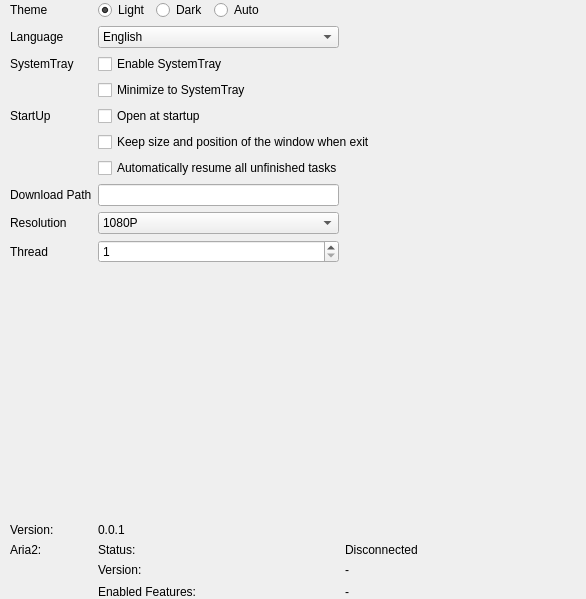
WangPengZhan/sVanilla, file sVanilla/src/ClientUi/Setting/DefaultSettings.ui: the form before one commit.
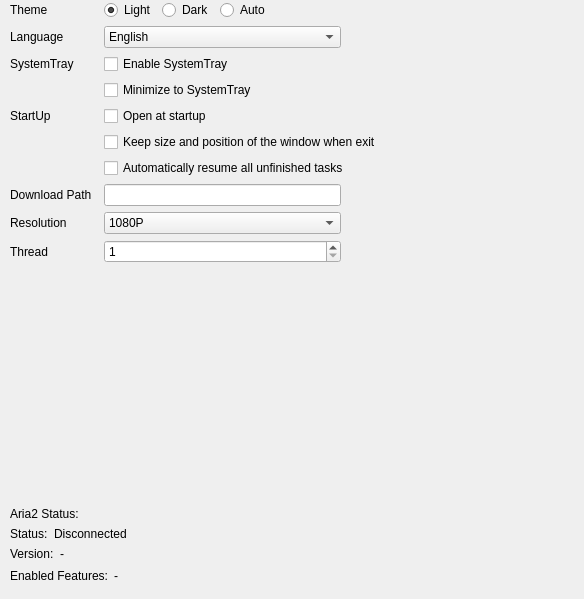
The form after the commit. Custom widgets are drawn as their Qt base class.

Commit message:
feature(setting): add system tray (#54)
feature(setting): add system tray

Diff of the .ui file:
```diff
--- a/sVanilla/src/ClientUi/Setting/DefaultSettings.ui
+++ b/sVanilla/src/ClientUi/Setting/DefaultSettings.ui
@@ -6,7 +6,7 @@
    <rect>
     <x>0</x>
     <y>0</y>
-    <width>586</width>
+    <width>584</width>
     <height>599</height>
    </rect>
   </property>
@@ -27,38 +27,10 @@
     <number>0</number>
    </property>
    <property name="bottomMargin">
-    <number>0</number>
+    <number>10</number>
    </property>
-   <item row="8" column="2">
-    <widget class="QComboBox" name="ResolutionComboBox">
-     <item>
-      <property name="text">
-       <string>1080P</string>
-      </property>
-     </item>
-     <item>
-      <property name="text">
-       <string>720P</string>
-      </property>
-     </item>
-    </widget>
-   </item>
-   <item row="2" column="2" colspan="2">
-    <widget class="QCheckBox" name="checkBox">
-     <property name="text">
-      <string>Enable SystemTray</string>
-     </property>
-    </widget>
-   </item>
-   <item row="12" column="2">
-    <widget class="QLabel" name="StatusLabel">
-     <property name="text">
-      <string>Status:</string>
-     </property>
-    </widget>
-   </item>
-   <item row="14" column="3">
-    <widget class="QLabel" name="Aria2Features">
+   <item row="1" column="0">
+    <widget class="QLabel" name="labelLanguageIdentifier">
      <property name="sizePolicy">
       <sizepolicy hsizetype="Preferred" vsizetype="Preferred">
        <horstretch>0</horstretch>
@@ -66,145 +38,15 @@
       </sizepolicy>
      </property>
      <property name="text">
-      <string>-</string>
-     </property>
-     <property name="alignment">
-      <set>Qt::AlignLeading|Qt::AlignLeft|Qt::AlignTop</set>
-     </property>
-     <property name="wordWrap">
-      <bool>false</bool>
-     </property>
-    </widget>
-   </item>
-   <item row="11" column="0">
-    <widget class="QLabel" name="VersionLabel">
-     <property name="text">
-      <string>Version:</string>
-     </property>
-    </widget>
-   </item>
-   <item row="13" column="3">
-    <widget class="QLabel" name="Aria2Version">
-     <property name="sizePolicy">
-      <sizepolicy hsizetype="Preferred" vsizetype="Minimum">
-       <horstretch>0</horstretch>
-       <verstretch>0</verstretch>
-      </sizepolicy>
-     </property>
-     <property name="minimumSize">
-      <size>
-       <width>16</width>
-       <height>16</height>
-      </size>
-     </property>
-     <property name="text">
-      <string>-</string>
-     </property>
-     <property name="alignment">
-      <set>Qt::AlignLeading|Qt::AlignLeft|Qt::AlignTop</set>
+      <string>Language</string>
      </property>
     </widget>
    </item>
    <item row="7" column="2">
-    <widget class="::FileSelector" name="FolderSelector"/>
-   </item>
-   <item row="5" column="2" colspan="2">
-    <widget class="QCheckBox" name="checkBox_4">
-     <property name="text">
-      <string>Keep size and position of the window when exit</string>
-     </property>
-    </widget>
-   </item>
-   <item row="12" column="3">
-    <widget class="QLabel" name="Aria2Status">
-     <property name="text">
-      <string>Disconnected</string>
-     </property>
-     <property name="alignment">
-      <set>Qt::AlignLeading|Qt::AlignLeft|Qt::AlignTop</set>
-     </property>
-    </widget>
-   </item>
-   <item row="6" column="2" colspan="2">
-    <widget class="QCheckBox" name="checkBox_5">
-     <property name="text">
-      <string>Automatically resume all unfinished tasks</string>
-     </property>
-    </widget>
-   </item>
-   <item row="14" column="2">
-    <widget class="QLabel" name="Aria2FeaturesLabel">
-     <property name="text">
-      <string>Enabled Features:</string>
-     </property>
-     <property name="alignment">
-      <set>Qt::AlignLeading|Qt::AlignLeft|Qt::AlignTop</set>
-     </property>
-    </widget>
-   </item>
-   <item row="13" column="2">
-    <widget class="QLabel" name="Aria2VersionLabel">
-     <property name="sizePolicy">
-      <sizepolicy hsizetype="Preferred" vsizetype="Minimum">
-       <horstretch>0</horstretch>
-       <verstretch>0</verstretch>
-      </sizepolicy>
-     </property>
-     <property name="minimumSize">
-      <size>
-       <width>16</width>
-       <height>16</height>
-      </size>
-     </property>
-     <property name="text">
-      <string>Version:</string>
-     </property>
-     <property name="alignment">
-      <set>Qt::AlignLeading|Qt::AlignLeft|Qt::AlignTop</set>
-     </property>
-    </widget>
-   </item>
-   <item row="2" column="0">
-    <widget class="QLabel" name="SystemTrayLabel">
-     <property name="sizePolicy">
-      <sizepolicy hsizetype="Preferred" vsizetype="Preferred">
-       <horstretch>0</horstretch>
-       <verstretch>0</verstretch>
-      </sizepolicy>
-     </property>
-     <property name="text">
-      <string>SystemTray</string>
-     </property>
-    </widget>
-   </item>
-   <item row="4" column="2" colspan="2">
-    <widget class="QCheckBox" name="checkBox_3">
-     <property name="text">
-      <string>Open at startup</string>
-     </property>
-    </widget>
-   </item>
-   <item row="8" column="0">
-    <widget class="QLabel" name="ResolutionLabel">
-     <property name="sizePolicy">
-      <sizepolicy hsizetype="Preferred" vsizetype="Preferred">
-       <horstretch>0</horstretch>
-       <verstretch>0</verstretch>
-      </sizepolicy>
-     </property>
-     <property name="baseSize">
-      <size>
-       <width>0</width>
-       <height>20</height>
-      </size>
-     </property>
-     <property name="text">
-      <string>Resolution</string>
-     </property>
-    </widget>
+    <widget class="::FileSelector" name="folderSelectorDownloadPath"/>
    </item>
    <item row="4" column="0">
-    <widget class="QLabel" name="StartUpLabel">
+    <widget class="QLabel" name="labelStartUpIdentifier">
      <property name="sizePolicy">
       <sizepolicy hsizetype="Preferred" vsizetype="Preferred">
        <horstretch>0</horstretch>
@@ -216,28 +58,15 @@
      </property>
     </widget>
    </item>
-   <item row="10" column="0">
-    <spacer name="verticalSpacer">
-     <property name="orientation">
-      <enum>Qt::Vertical</enum>
-     </property>
-     <property name="sizeHint" stdset="0">
-      <size>
-       <width>20</width>
-       <height>40</height>
-      </size>
-     </property>
-    </spacer>
-   </item>
-   <item row="12" column="0">
-    <widget class="QLabel" name="Aria2Label">
+   <item row="6" column="2" colspan="2">
+    <widget class="QCheckBox" name="checkBoxResumeTask">
      <property name="text">
-      <string>Aria2:</string>
+      <string>Automatically resume all unfinished tasks</string>
      </property>
     </widget>
    </item>
    <item row="9" column="2">
-    <widget class="QSpinBox" name="ThreadSpinBox">
+    <widget class="QSpinBox" name="spinBoxThread">
      <property name="sizePolicy">
       <sizepolicy hsizetype="Minimum" vsizetype="Preferred">
        <horstretch>0</horstretch>
@@ -255,11 +84,15 @@
      </property>
     </widget>
    </item>
-   <item row="0" column="0">
-    <widget class="QLabel" name="ThemeLabel">
-     <property name="enabled">
-      <bool>true</bool>
+   <item row="5" column="2" colspan="2">
+    <widget class="QCheckBox" name="checkBoxKeepState">
+     <property name="text">
+      <string>Keep size and position of the window when exit</string>
      </property>
+    </widget>
+   </item>
+   <item row="8" column="0">
+    <widget class="QLabel" name="labelResolutionIdentifier">
      <property name="sizePolicy">
       <sizepolicy hsizetype="Preferred" vsizetype="Preferred">
        <horstretch>0</horstretch>
@@ -273,12 +106,26 @@
       </size>
      </property>
      <property name="text">
-      <string>Theme</string>
+      <string>Resolution</string>
      </property>
     </widget>
    </item>
+   <item row="8" column="2">
+    <widget class="QComboBox" name="comboBoxResolution">
+     <item>
+      <property name="text">
+       <string>1080P</string>
+      </property>
+     </item>
+     <item>
+      <property name="text">
+       <string>720P</string>
+      </property>
+     </item>
+    </widget>
+   </item>
    <item row="7" column="0">
-    <widget class="QLabel" name="DownloadPathLabel">
+    <widget class="QLabel" name="labelDownloadPathIdentifier">
      <property name="sizePolicy">
       <sizepolicy hsizetype="Preferred" vsizetype="Preferred">
        <horstretch>0</horstretch>
@@ -296,41 +143,8 @@
      </property>
     </widget>
    </item>
-   <item row="1" column="0">
-    <widget class="QLabel" name="LanguageLabel">
-     <property name="sizePolicy">
-      <sizepolicy hsizetype="Preferred" vsizetype="Preferred">
-       <horstretch>0</horstretch>
-       <verstretch>0</verstretch>
-      </sizepolicy>
-     </property>
-     <property name="text">
-      <string>Language</string>
-     </property>
-    </widget>
-   </item>
-   <item row="0" column="3">
-    <spacer name="horizontalSpacer">
-     <property name="orientation">
-      <enum>Qt::Horizontal</enum>
-     </property>
-     <property name="sizeHint" stdset="0">
-      <size>
-       <width>40</width>
-       <height>20</height>
-      </size>
-     </property>
-    </spacer>
-   </item>
-   <item row="11" column="2">
-    <widget class="QLabel" name="Version">
-     <property name="text">
-      <string>0.0.1</string>
-     </property>
-    </widget>
-   </item>
    <item row="1" column="2">
-    <widget class="QComboBox" name="LangugeComboBox">
+    <widget class="QComboBox" name="comboBoxLanguge">
      <item>
       <property name="text">
        <string>English</string>
@@ -343,32 +157,6 @@
      </item>
     </widget>
    </item>
-   <item row="3" column="2" colspan="2">
-    <widget class="QCheckBox" name="checkBox_2">
-     <property name="text">
-      <string>Minimize to SystemTray</string>
-     </property>
-    </widget>
-   </item>
-   <item row="9" column="0">
-    <widget class="QLabel" name="ThreadLabel">
-     <property name="sizePolicy">
-      <sizepolicy hsizetype="Preferred" vsizetype="Preferred">
-       <horstretch>0</horstretch>
-       <verstretch>0</verstretch>
-      </sizepolicy>
-     </property>
-     <property name="baseSize">
-      <size>
-       <width>0</width>
-       <height>20</height>
-      </size>
-     </property>
-     <property name="text">
-      <string>Thread</string>
-     </property>
-    </widget>
-   </item>
    <item row="0" column="2">
     <widget class="QWidget" name="widget" native="true">
      <layout class="QHBoxLayout" name="horizontalLayout">
@@ -411,7 +199,7 @@
       <item>
        <spacer name="horizontalSpacer_2">
         <property name="orientation">
-         <enum>Qt::Horizontal</enum>
+         <enum>Qt::Orientation::Horizontal</enum>
         </property>
         <property name="sizeHint" stdset="0">
          <size>
@@ -424,6 +212,315 @@
      </layout>
     </widget>
    </item>
+   <item row="3" column="2" colspan="2">
+    <widget class="QCheckBox" name="checkBoxMinToTray">
+     <property name="text">
+      <string>Minimize to SystemTray</string>
+     </property>
+    </widget>
+   </item>
+   <item row="0" column="0">
+    <widget class="QLabel" name="labelTheme">
+     <property name="enabled">
+      <bool>true</bool>
+     </property>
+     <property name="sizePolicy">
+      <sizepolicy hsizetype="Preferred" vsizetype="Preferred">
+       <horstretch>0</horstretch>
+       <verstretch>0</verstretch>
+      </sizepolicy>
+     </property>
+     <property name="baseSize">
+      <size>
+       <width>0</width>
+       <height>20</height>
+      </size>
+     </property>
+     <property name="text">
+      <string>Theme</string>
+     </property>
+    </widget>
+   </item>
+   <item row="9" column="0">
+    <widget class="QLabel" name="labelThread">
+     <property name="sizePolicy">
+      <sizepolicy hsizetype="Preferred" vsizetype="Preferred">
+       <horstretch>0</horstretch>
+       <verstretch>0</verstretch>
+      </sizepolicy>
+     </property>
+     <property name="baseSize">
+      <size>
+       <width>0</width>
+       <height>20</height>
+      </size>
+     </property>
+     <property name="text">
+      <string>Thread</string>
+     </property>
+    </widget>
+   </item>
+   <item row="4" column="2" colspan="2">
+    <widget class="QCheckBox" name="checkBoxOpenStartup">
+     <property name="text">
+      <string>Open at startup</string>
+     </property>
+    </widget>
+   </item>
+   <item row="0" column="3">
+    <spacer name="horizontalSpacer">
+     <property name="orientation">
+      <enum>Qt::Orientation::Horizontal</enum>
+     </property>
+     <property name="sizeHint" stdset="0">
+      <size>
+       <width>40</width>
+       <height>20</height>
+      </size>
+     </property>
+    </spacer>
+   </item>
+   <item row="10" column="0">
+    <spacer name="verticalSpacer">
+     <property name="orientation">
+      <enum>Qt::Orientation::Vertical</enum>
+     </property>
+     <property name="sizeHint" stdset="0">
+      <size>
+       <width>20</width>
+       <height>40</height>
+      </size>
+     </property>
+    </spacer>
+   </item>
+   <item row="2" column="2" colspan="2">
+    <widget class="QCheckBox" name="checkBoxEnableTray">
+     <property name="text">
+      <string>Enable SystemTray</string>
+     </property>
+    </widget>
+   </item>
+   <item row="2" column="0">
+    <widget class="QLabel" name="labelSystemTray">
+     <property name="sizePolicy">
+      <sizepolicy hsizetype="Preferred" vsizetype="Preferred">
+       <horstretch>0</horstretch>
+       <verstretch>0</verstretch>
+      </sizepolicy>
+     </property>
+     <property name="text">
+      <string>SystemTray</string>
+     </property>
+    </widget>
+   </item>
+   <item row="11" column="0">
+    <widget class="QLabel" name="labelAria2Identifier">
+     <property name="text">
+      <string>Aria2 Status:</string>
+     </property>
+    </widget>
+   </item>
+   <item row="12" column="0" colspan="4">
+    <widget class="QWidget" name="widgetAria2" native="true">
+     <layout class="QVBoxLayout" name="verticalLayout">
+      <property name="leftMargin">
+       <number>0</number>
+      </property>
+      <property name="topMargin">
+       <number>0</number>
+      </property>
+      <property name="rightMargin">
+       <number>0</number>
+      </property>
+      <property name="bottomMargin">
+       <number>0</number>
+      </property>
+      <item>
+       <widget class="QWidget" name="widgetAria2Status" native="true">
+        <layout class="QHBoxLayout" name="horizontalLayout_2">
+         <property name="leftMargin">
+          <number>0</number>
+         </property>
+         <property name="topMargin">
+          <number>0</number>
+         </property>
+         <property name="rightMargin">
+          <number>0</number>
+         </property>
+         <property name="bottomMargin">
+          <number>0</number>
+         </property>
+         <item>
+          <widget class="QLabel" name="labelAria2StatusIdentifier">
+           <property name="text">
+            <string>Status:</string>
+           </property>
+          </widget>
+         </item>
+         <item>
+          <widget class="QLabel" name="labelAria2Status">
+           <property name="text">
+            <string>Disconnected</string>
+           </property>
+           <property name="alignment">
+            <set>Qt::AlignmentFlag::AlignLeading|Qt::AlignmentFlag::AlignLeft|Qt::AlignmentFlag::AlignTop</set>
+           </property>
+          </widget>
+         </item>
+         <item>
+          <spacer name="horizontalSpacer_3">
+           <property name="orientation">
+            <enum>Qt::Orientation::Horizontal</enum>
+           </property>
+           <property name="sizeHint" stdset="0">
+            <size>
+             <width>0</width>
+             <height>0</height>
+            </size>
+           </property>
+          </spacer>
+         </item>
+        </layout>
+       </widget>
+      </item>
+      <item>
+       <widget class="QWidget" name="widgetAria2Version" native="true">
+        <layout class="QHBoxLayout" name="horizontalLayout_3">
+         <property name="leftMargin">
+          <number>0</number>
+         </property>
+         <property name="topMargin">
+          <number>0</number>
+         </property>
+         <property name="rightMargin">
+          <number>0</number>
+         </property>
+         <property name="bottomMargin">
+          <number>0</number>
+         </property>
+         <item>
+          <widget class="QLabel" name="labelAria2VersionIdentifier">
+           <property name="sizePolicy">
+            <sizepolicy hsizetype="Preferred" vsizetype="Minimum">
+             <horstretch>0</horstretch>
+             <verstretch>0</verstretch>
+            </sizepolicy>
+           </property>
+           <property name="minimumSize">
+            <size>
+             <width>16</width>
+             <height>16</height>
+            </size>
+           </property>
+           <property name="text">
+            <string>Version:</string>
+           </property>
+           <property name="alignment">
+            <set>Qt::AlignmentFlag::AlignLeading|Qt::AlignmentFlag::AlignLeft|Qt::AlignmentFlag::AlignTop</set>
+           </property>
+          </widget>
+         </item>
+         <item>
+          <widget class="QLabel" name="labelAria2Version">
+           <property name="sizePolicy">
+            <sizepolicy hsizetype="Preferred" vsizetype="Minimum">
+             <horstretch>0</horstretch>
+             <verstretch>0</verstretch>
+            </sizepolicy>
+           </property>
+           <property name="minimumSize">
+            <size>
+             <width>16</width>
+             <height>16</height>
+            </size>
+           </property>
+           <property name="text">
+            <string>-</string>
+           </property>
+           <property name="alignment">
+            <set>Qt::AlignmentFlag::AlignLeading|Qt::AlignmentFlag::AlignLeft|Qt::AlignmentFlag::AlignTop</set>
+           </property>
+          </widget>
+         </item>
+         <item>
+          <spacer name="horizontalSpacer_4">
+           <property name="orientation">
+            <enum>Qt::Orientation::Horizontal</enum>
+           </property>
+           <property name="sizeHint" stdset="0">
+            <size>
+             <width>0</width>
+             <height>0</height>
+            </size>
+           </property>
+          </spacer>
+         </item>
+        </layout>
+       </widget>
+      </item>
+      <item>
+       <widget class="QWidget" name="widgetArai2Features" native="true">
+        <layout class="QHBoxLayout" name="horizontalLayout_4">
+         <property name="leftMargin">
+          <number>0</number>
+         </property>
+         <property name="topMargin">
+          <number>0</number>
+         </property>
+         <property name="rightMargin">
+          <number>0</number>
+         </property>
+         <property name="bottomMargin">
+          <number>0</number>
+         </property>
+         <item>
+          <widget class="QLabel" name="Aria2FeaturesLabel">
+           <property name="text">
+            <string>Enabled Features:</string>
+           </property>
+           <property name="alignment">
+            <set>Qt::AlignmentFlag::AlignLeading|Qt::AlignmentFlag::AlignLeft|Qt::AlignmentFlag::AlignTop</set>
+           </property>
+          </widget>
+         </item>
+         <item>
+          <widget class="QLabel" name="labelAria2Features">
+           <property name="sizePolicy">
+            <sizepolicy hsizetype="Preferred" vsizetype="Preferred">
+             <horstretch>0</horstretch>
+             <verstretch>0</verstretch>
+            </sizepolicy>
+           </property>
+           <property name="text">
+            <string>-</string>
+           </property>
+           <property name="alignment">
+            <set>Qt::AlignmentFlag::AlignLeading|Qt::AlignmentFlag::AlignLeft|Qt::AlignmentFlag::AlignTop</set>
+           </property>
+           <property name="wordWrap">
+            <bool>false</bool>
+           </property>
+          </widget>
+         </item>
+         <item>
+          <spacer name="horizontalSpacer_5">
+           <property name="orientation">
+            <enum>Qt::Orientation::Horizontal</enum>
+           </property>
+           <property name="sizeHint" stdset="0">
+            <size>
+             <width>40</width>
+             <height>20</height>
+            </size>
+           </property>
+          </spacer>
+         </item>
+        </layout>
+       </widget>
+      </item>
+     </layout>
+    </widget>
+   </item>
   </layout>
  </widget>
  <customwidgets>
```
The commit also changes 7 other files.
